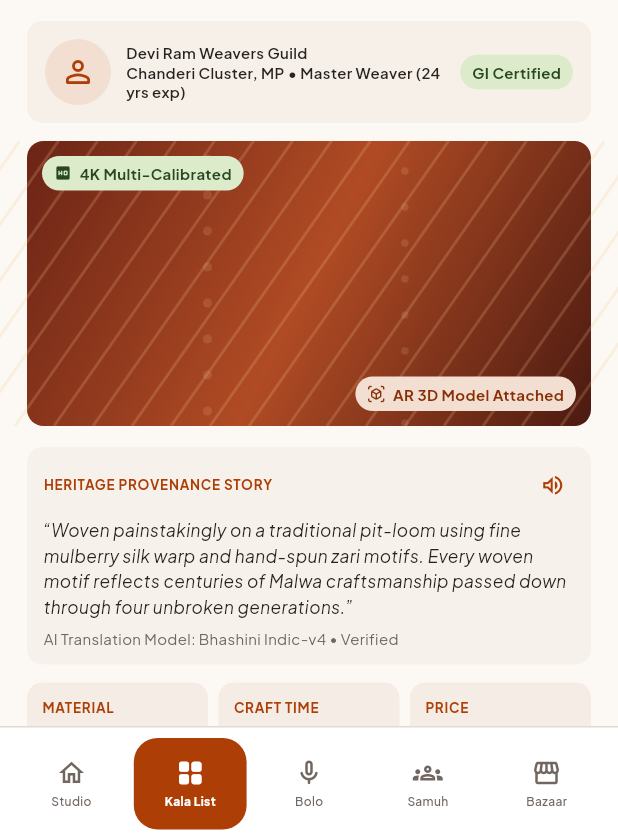
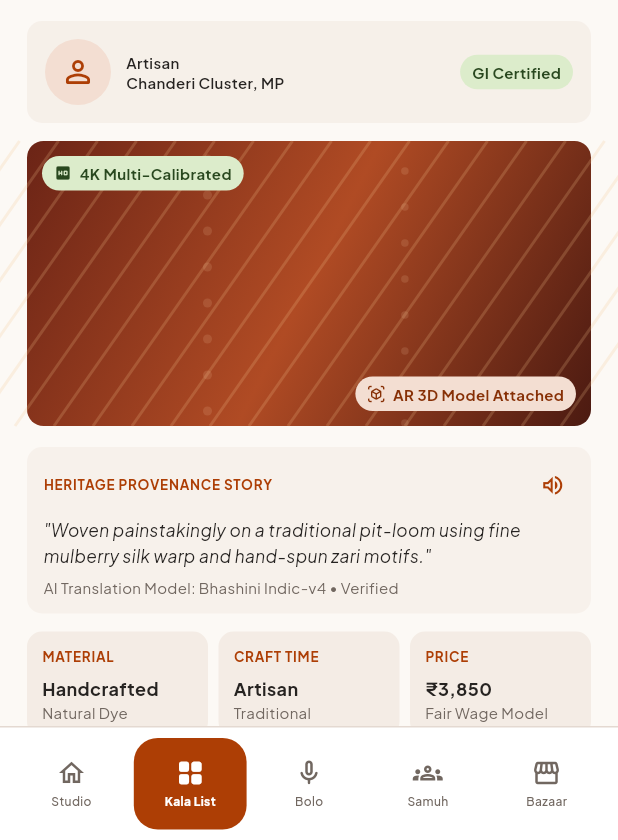
Before and after one commit to noNameDS09/SIH2K26, a Flutter app: the Screen4Approval screen opened by its route, on a phone screen of 412 x 824 dp, the part 396-1236 px from its top. Run offline on Flutter 3.47's test engine with Material 3 defaults, Android fonts, the phone set to English and light mode, and no system bars; our stand-ins replace audioplayers, go_router, google_fonts, image_picker; missing offline and left inert: record; accounts and stored records are empty; network calls fail.

Commit message:
feat(screen4): wire approval screen to real captured image and listing data
- screen4_approval.dart: replaced hardcoded fabric gradient with actual
  enhanced/captured image from SessionProvider; artisan cluster, price,
  and description are now pulled from the cataloger listing result.
  Approve and Publish calls ApiService.signListing() before navigating.
  TTS Listen buttons call sp.speakText() via the real Sarvam endpoint.
  Listing ID badge shows the actual listing-{timestamp} ID.

- api_service.dart: added two previously missing methods:
    updateProfile(Map) -> PATCH /v1/auth/profile  (sets lang + consentAt)
    signListing(String) -> POST /v1/listings/{id}/sign  (freeze + publish)
  Both have a demo fallback so the app still works offline.

- session_provider.dart: listingId is now a class field (was local to
  _enhanceInBackground) so screen 4 can reference it for signing.
  reset() clears listingId.

- onboarding_screen.dart: Save and Proceed now fires updateProfile with
  {lang, consentAt} before navigating to /capture.

- ks_cards.dart: KsActionButton.onPressed changed from VoidCallback to
  VoidCallback? so the Publish button can be disabled while signing.

Co-Authored-By: Claude Sonnet 4.6 <noreply@anthropic.com>

```diff
--- a/apps/mobile/lib/ui/screens/screen4_approval.dart
+++ b/apps/mobile/lib/ui/screens/screen4_approval.dart
@@ -1,5 +1,7 @@
+import 'dart:typed_data';
 import 'package:flutter/material.dart';
 import 'package:go_router/go_router.dart';
+import 'package:provider/provider.dart';
 import '../l10n/ks_strings.dart';
 import '../routes/app_routes.dart';
 import '../theme/ks_colors.dart';
@@ -8,6 +10,8 @@ import '../widgets/ks_app_header.dart';
 import '../widgets/ks_bottom_nav.dart';
 import '../widgets/ks_cards.dart';
 import '../widgets/ks_progress_bar.dart';
+import '../../services/session_provider.dart';
+import '../../services/api_service.dart';
 
 class Screen4Approval extends StatefulWidget {
   const Screen4Approval({super.key});
@@ -18,11 +22,22 @@ class Screen4Approval extends StatefulWidget {
 
 class _Screen4ApprovalState extends State<Screen4Approval> {
   bool verified = true;
+  bool _isPublishing = false;
 
   void _message(String text) {
     ScaffoldMessenger.of(context)
       ..hideCurrentSnackBar()
       ..showSnackBar(SnackBar(content: Text(text)));
+  }
+
+  Future<void> _publish(SessionProvider sp) async {
+    if (_isPublishing) return;
+    setState(() => _isPublishing = true);
+    final id = sp.listingId ?? 'demo-${DateTime.now().millisecondsSinceEpoch}';
+    await ApiService.signListing(id);
+    if (!mounted) return;
+    setState(() => _isPublishing = false);
+    context.go(AppRoutes.distribute);
   }
 
   void _editDetails() {
@@ -32,7 +47,7 @@ class _Screen4ApprovalState extends State<Screen4Approval> {
         : 'Edit mode enabled — details can be reviewed.');
   }
 
-  void _showListenSheet(String title, String message) {
+  void _showListenSheet(String title, String message, {VoidCallback? onPlay}) {
     showModalBottomSheet<void>(
       context: context,
       showDragHandle: true,
@@ -69,7 +84,7 @@ class _Screen4ApprovalState extends State<Screen4Approval> {
                     backgroundColor: KsColors.terracotta,
                     shape: RoundedRectangleBorder(borderRadius: BorderRadius.circular(10)),
                   ),
-                  onPressed: () => _message('Audio playback started.'),
+                  onPressed: onPlay ?? () => _message('Audio playback started.'),
                   icon: const Icon(Icons.play_arrow_rounded),
                   label: const Text('Play Audio'),
                 ),
@@ -81,13 +96,13 @@ class _Screen4ApprovalState extends State<Screen4Approval> {
     );
   }
 
-  void _showListingDetails() {
+  void _showListingDetails(String listingIdStr) {
     showDialog<void>(
       context: context,
       builder: (_) => AlertDialog(
         title: const Text('Verified Card'),
-        content: const Text(
-          'Listing #KS-2025-IND-8942\n\nThis card contains the cluster verification, artisan identity, provenance and pricing details prepared for publishing.',
+        content: Text(
+          'Listing $listingIdStr\n\nThis card contains the cluster verification, artisan identity, provenance and pricing details prepared for publishing.',
         ),
         actions: [
           TextButton(onPressed: () => Navigator.pop(context), child: const Text('Close')),
@@ -103,13 +118,13 @@ class _Screen4ApprovalState extends State<Screen4Approval> {
     );
   }
 
-  void _showGeoProof() {
+  void _showGeoProof(String cluster) {
     showDialog<void>(
       context: context,
       builder: (_) => AlertDialog(
         title: const Text('Geotag Proof'),
-        content: const Text(
-          'Chanderi Weaver Cluster, Ashoknagar MP\nCoordinates: 24.0°\n\nCluster proof is approved and attached to this product card.',
+        content: Text(
+          '$cluster\n\nCluster proof is approved and attached to this product card.',
         ),
         actions: [
           TextButton(onPressed: () => Navigator.pop(context), child: const Text('Close')),
@@ -127,6 +142,21 @@ class _Screen4ApprovalState extends State<Screen4Approval> {
 
   @override
   Widget build(BuildContext context) {
+    final sp = context.watch<SessionProvider>();
+    final listing = sp.listing;
+
+    final cluster = listing?['cluster'] as String? ?? 'Chanderi Cluster, MP';
+    final titleEn = listing?['title_en'] as String? ?? 'Heritage Craft Product';
+    final descEn = listing?['desc_en'] as String? ??
+        'Woven painstakingly on a traditional pit-loom using fine mulberry silk warp and hand-spun zari motifs.';
+    final priceNum = (listing?['prices']?['recommended'] as num?)?.toInt();
+    final priceStr = priceNum != null ? '₹$priceNum' : '₹3,850';
+    final imageBytes = sp.enhancedImageBytes ?? sp.capturedImageBytes;
+    final rawId = sp.listingId;
+    final listingIdStr = rawId != null
+        ? '#KS-${rawId.replaceFirst('listing-', '').substring(0, 8).toUpperCase()}'
+        : '#KS-2025-IND-8942';
+
     return Scaffold(
       appBar: null,
       body: SafeArea(
@@ -172,7 +202,8 @@ class _Screen4ApprovalState extends State<Screen4Approval> {
                       borderRadius: BorderRadius.circular(30),
                       onTap: () => _showListenSheet(
                         'Product Card Audio',
-                        'Listen to the translated product-card summary before publishing.',
+                        '$titleEn. $descEn',
+                        onPlay: () => sp.speakText('$titleEn. $descEn'),
                       ),
                       child: Padding(
                         padding: const EdgeInsets.all(2),
@@ -197,41 +228,51 @@ class _Screen4ApprovalState extends State<Screen4Approval> {
                     icon: verified ? Icons.check_circle : Icons.info_outline,
                     green: verified,
                   ),
-                  const KsPill(
-                    text: 'Price Agent: ₹3,850 Optimal',
+                  KsPill(
+                    text: 'Price Agent: $priceStr Optimal',
                     icon: Icons.sell_outlined,
                     green: true,
                   ),
                 ],
               ),
               const SizedBox(height: 14),
-              _VerifiedHeader(onTap: _showListingDetails),
+              _VerifiedHeader(
+                listingIdStr: listingIdStr,
+                onTap: () => _showListingDetails(listingIdStr),
+              ),
               const SizedBox(height: 14),
-              _ArtisanIdentity(),
+              _ArtisanIdentity(cluster: cluster),
               const SizedBox(height: 12),
-              _ProductVisual(),
+              _ProductVisual(imageBytes: imageBytes),
               const SizedBox(height: 14),
-              _ProvenanceCard(onListen: () => _showListenSheet(
-                'Heritage Provenance Story',
-                'Woven painstakingly on a traditional pit-loom using fine mulberry silk warp and hand-spun zari motifs.',
-              )),
+              _ProvenanceCard(
+                description: descEn,
+                onListen: () => _showListenSheet(
+                  'Heritage Provenance Story',
+                  descEn,
+                  onPlay: () => sp.speakText(descEn),
+                ),
+              ),
               const SizedBox(height: 12),
-              const Row(
+              Row(
                 children: [
-                  Expanded(child: _StatCard(label: 'MATERIAL', value: 'Pure Silk Zari', note: 'Natural Dye')),
-                  SizedBox(width: 7),
-                  Expanded(child: _StatCard(label: 'CRAFT TIME', value: '14 Days', note: 'Pit-Loom Hours')),
-                  SizedBox(width: 7),
-                  Expanded(child: _StatCard(label: 'PRICE', value: '₹3,850', note: 'Fair Wage Model')),
+                  const Expanded(child: _StatCard(label: 'MATERIAL', value: 'Handcrafted', note: 'Natural Dye')),
+                  const SizedBox(width: 7),
+                  const Expanded(child: _StatCard(label: 'CRAFT TIME', value: 'Artisan', note: 'Traditional')),
+                  const SizedBox(width: 7),
+                  Expanded(child: _StatCard(label: 'PRICE', value: priceStr, note: 'Fair Wage Model')),
                 ],
               ),
               const SizedBox(height: 12),
-              _GeoCard(onTap: _showGeoProof),
+              _GeoCard(
+                cluster: cluster,
+                onTap: () => _showGeoProof(cluster),
+              ),
               const SizedBox(height: 14),
               KsActionButton(
-                label: 'Approve & Publish',
+                label: _isPublishing ? 'Publishing…' : 'Approve & Publish',
                 icon: Icons.publish_rounded,
-                onPressed: () => context.go(AppRoutes.distribute),
+                onPressed: _isPublishing ? null : () => _publish(sp),
               ),
               const SizedBox(height: 8),
               KsActionButton(
@@ -272,7 +313,8 @@ class _Screen4ApprovalState extends State<Screen4Approval> {
 }
 
 class _VerifiedHeader extends StatelessWidget {
-  const _VerifiedHeader({required this.onTap});
+  const _VerifiedHeader({required this.listingIdStr, required this.onTap});
+  final String listingIdStr;
   final VoidCallback onTap;
 
   @override
@@ -301,10 +343,10 @@ class _VerifiedHeader extends StatelessWidget {
         InkWell(
           onTap: onTap,
           borderRadius: BorderRadius.circular(8),
-          child: const Padding(
-            padding: EdgeInsets.all(8),
-            child: Text('#KS-2025-IND-8942',
-                style: TextStyle(
+          child: Padding(
+            padding: const EdgeInsets.all(8),
+            child: Text(listingIdStr,
+                style: const TextStyle(
                     fontSize: 9,
                     fontWeight: FontWeight.w700,
                     color: KsColors.terracotta)),
@@ -316,6 +358,9 @@ class _VerifiedHeader extends StatelessWidget {
 }
 
 class _ArtisanIdentity extends StatelessWidget {
+  const _ArtisanIdentity({required this.cluster});
+  final String cluster;
+
   @override
   Widget build(BuildContext context) {
     return Container(
@@ -335,7 +380,7 @@ class _ArtisanIdentity extends StatelessWidget {
           const SizedBox(width: 10),
           Expanded(
             child: Text(
-              'Devi Ram Weavers Guild\nChanderi Cluster, MP • Master Weaver (24 yrs exp)',
+              'Artisan\n$cluster',
               style: KsTextStyles.caption.copyWith(
                 color: KsColors.ink,
                 fontWeight: FontWeight.w600,
@@ -350,8 +395,42 @@ class _ArtisanIdentity extends StatelessWidget {
 }
 
 class _ProductVisual extends StatelessWidget {
+  const _ProductVisual({this.imageBytes});
+  final Uint8List? imageBytes;
+
   @override
   Widget build(BuildContext context) {
+    if (imageBytes != null) {
+      return ClipRRect(
+        borderRadius: BorderRadius.circular(11),
+        child: SizedBox(
+          height: 190,
+          child: Stack(
+            fit: StackFit.expand,
+            children: [
+              Image.memory(imageBytes!, fit: BoxFit.cover),
+              const Positioned(
+                left: 10,
+                top: 10,
+                child: KsPill(
+                  text: 'Enhanced Image',
+                  icon: Icons.auto_fix_high_rounded,
+                  green: true,
+                ),
+              ),
+              const Positioned(
+                right: 10,
+                bottom: 10,
+                child: KsPill(
+                  text: 'AI Studio',
+                  icon: Icons.view_in_ar_outlined,
+                ),
+              ),
+            ],
+          ),
+        ),
+      );
+    }
     return Container(
       height: 190,
       decoration: BoxDecoration(
@@ -417,7 +496,8 @@ class _FabricPainter extends CustomPainter {
 }
 
 class _ProvenanceCard extends StatelessWidget {
-  const _ProvenanceCard({required this.onListen});
+  const _ProvenanceCard({required this.description, required this.onListen});
+  final String description;
   final VoidCallback onListen;
 
   @override
@@ -447,7 +527,7 @@ class _ProvenanceCard extends StatelessWidget {
           ),
           const SizedBox(height: 7),
           Text(
-            '“Woven painstakingly on a traditional pit-loom using fine mulberry silk warp and hand-spun zari motifs. Every woven motif reflects centuries of Malwa craftsmanship passed down through four unbroken generations.”',
+            '"$description"',
             style: KsTextStyles.body().copyWith(
               fontStyle: FontStyle.italic,
               color: KsColors.ink,
@@ -495,7 +575,8 @@ class _StatCard extends StatelessWidget {
 }
 
 class _GeoCard extends StatelessWidget {
-  const _GeoCard({required this.onTap});
+  const _GeoCard({required this.cluster, required this.onTap});
+  final String cluster;
   final VoidCallback onTap;
 
   @override
@@ -509,17 +590,17 @@ class _GeoCard extends StatelessWidget {
           color: KsColors.surfaceWarm,
           borderRadius: BorderRadius.circular(10),
         ),
-        child: const Row(
+        child: Row(
           children: [
-            Icon(Icons.qr_code_2_rounded, size: 30, color: KsColors.ink),
-            SizedBox(width: 10),
+            const Icon(Icons.qr_code_2_rounded, size: 30, color: KsColors.ink),
+            const SizedBox(width: 10),
             Expanded(
               child: Text(
-                'Geotag Proof: 24.0°\nChanderi Weaver Cluster, Ashoknagar MP',
-                style: TextStyle(fontSize: 10, height: 1.35),
+                'Geotag Proof\n$cluster',
+                style: const TextStyle(fontSize: 10, height: 1.35),
               ),
             ),
-            KsPill(text: 'Approved', icon: Icons.check, green: true),
+            const KsPill(text: 'Approved', icon: Icons.check, green: true),
           ],
         ),
       ),
--- a/apps/mobile/lib/ui/widgets/ks_cards.dart
+++ b/apps/mobile/lib/ui/widgets/ks_cards.dart
@@ -86,7 +86,7 @@ class KsActionButton extends StatelessWidget {
   });
 
   final String label;
-  final VoidCallback onPressed;
+  final VoidCallback? onPressed;
   final IconData? icon;
   final bool secondary;
 
```
Also changed, not shown: apps/mobile/lib/services/api_service.dart (+39 -0 lines), apps/mobile/lib/services/session_provider.dart (+5 -2 lines), apps/mobile/lib/ui/onboarding_screen.dart (+12 -2 lines).
